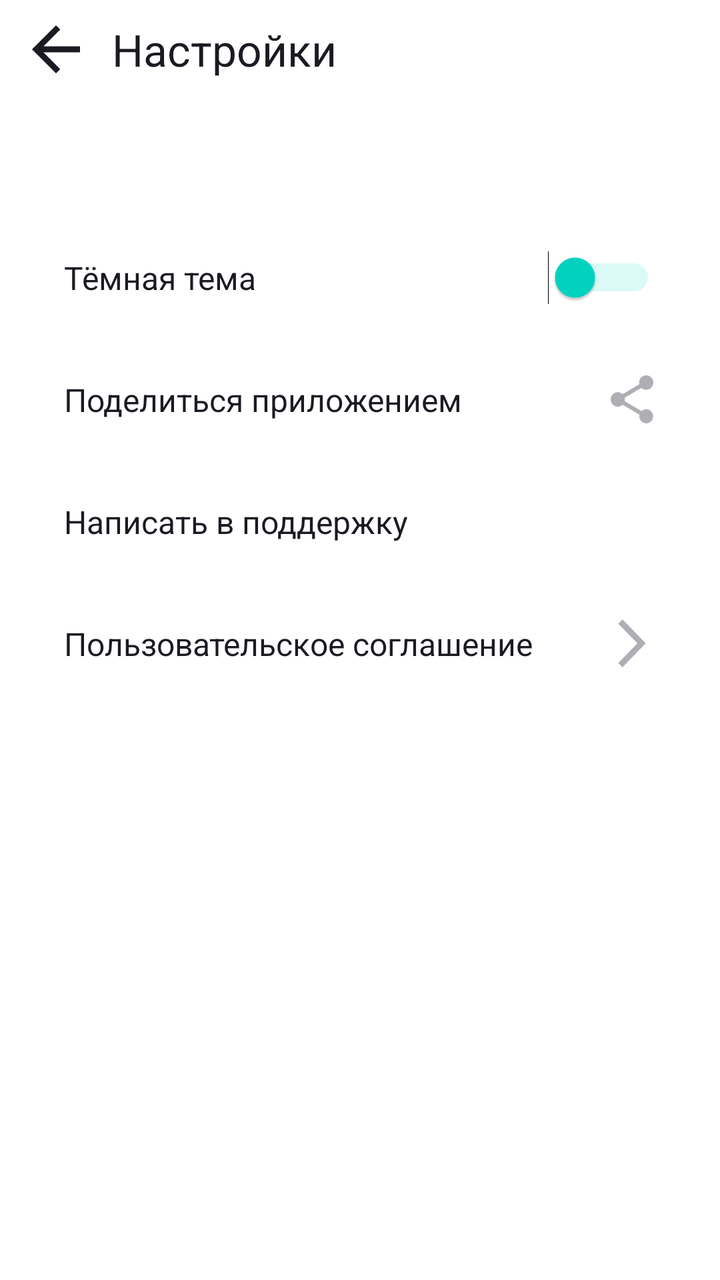
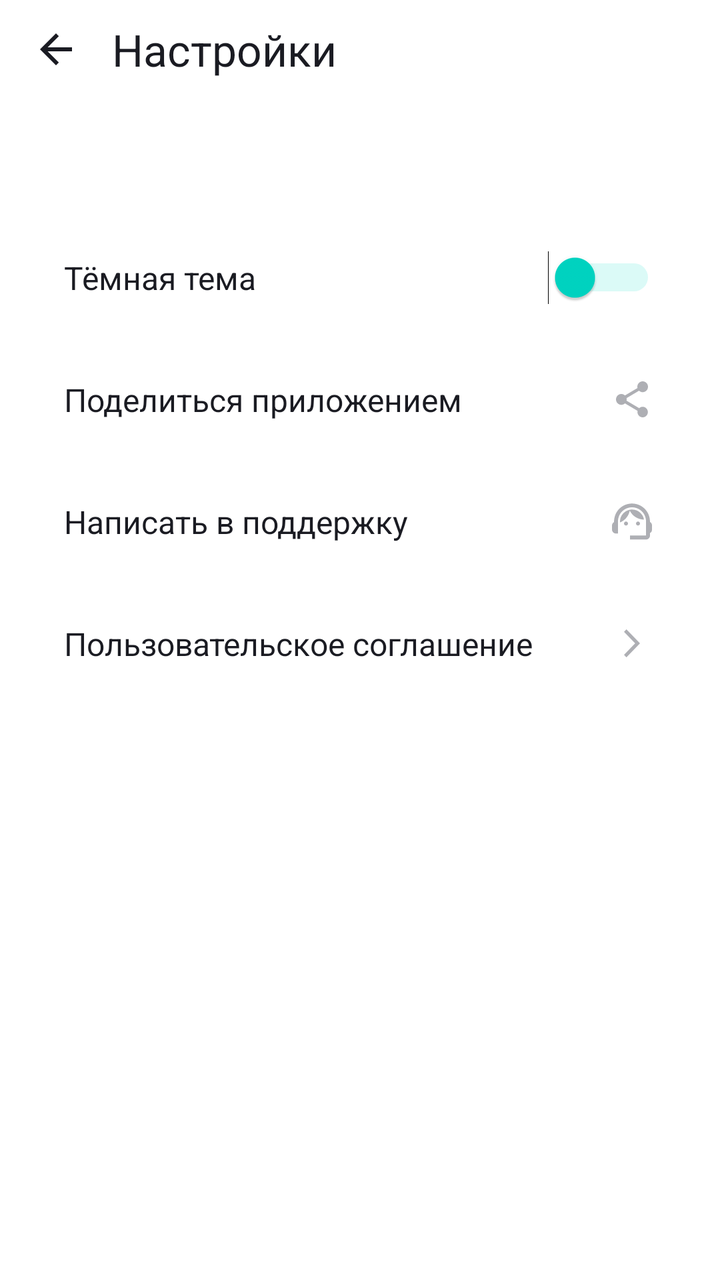

Two renders of the same Android screen: before a commit and after it. Below are the layout's source before the change and the commit's diff.
<!-- AndroidManifest.xml: application theme Theme.MaterialComponents.DayNight.NoActionBar -->
<!-- res/layout/activity_settings.xml -->
<?xml version="1.0" encoding="utf-8"?>
<LinearLayout xmlns:android="http://schemas.android.com/apk/res/android"
    xmlns:app="http://schemas.android.com/apk/res-auto"
    android:layout_width="match_parent"
    android:layout_height="match_parent"
    android:orientation="vertical"
    android:background="@color/white"
    android:paddingStart="@dimen/padding_default"
    android:paddingEnd="@dimen/padding_default">

    
    <LinearLayout
        android:layout_width="match_parent"
        android:layout_height="wrap_content"
        android:orientation="horizontal"
        android:gravity="center_vertical"
        android:layout_marginTop="@dimen/margin_top_title"
        android:layout_marginBottom="@dimen/margin_bottom_title">

        <ImageView
            android:id="@+id/back_button"
            android:layout_width="24dp"
            android:layout_height="24dp"
            android:src="@drawable/ic_support_arrow"
            android:layout_marginEnd="16dp" />

        <TextView
            style="@style/SettingsTitle"
            android:layout_width="0dp"
            android:layout_weight="1"
            android:text="@string/settings" />

    </LinearLayout>

    
    <LinearLayout
        style="@style/SettingsItem"
        android:layout_marginTop="@dimen/margin_top_first_item"
        android:orientation="horizontal"
        android:gravity="center_vertical">

        <TextView
            style="@style/SettingsText"
            android:layout_width="0dp"
            android:layout_weight="1"
            android:text="@string/dark_theme" />

        <Switch
            android:id="@+id/switch_theme"
            android:layout_width="wrap_content"
            android:layout_height="wrap_content"
            android:layout_marginEnd="@dimen/padding_default"
            android:thumbTint="@color/switch_thumb"
            android:trackTint="@color/switch_track" />

    </LinearLayout>

    
    <LinearLayout
        style="@style/SettingsItem"
        android:orientation="horizontal"
        android:gravity="center_vertical">

        <TextView
            style="@style/SettingsText"
            android:layout_width="0dp"
            android:layout_weight="1"
            android:text="@string/share_app" />

        <ImageView
            android:layout_width="24dp"
            android:layout_height="24dp"
            android:src="@drawable/ic_share"
            android:layout_marginEnd="@dimen/padding_default" />

    </LinearLayout>

    
    <LinearLayout
        style="@style/SettingsItem"
        android:orientation="horizontal"
        android:gravity="center_vertical">

        <TextView
            style="@style/SettingsText"
            android:layout_width="0dp"
            android:layout_weight="1"
            android:text="@string/write_to_support" />

        <ImageView
            android:layout_width="24dp"
            android:layout_height="24dp"
            android:src="@drawable/ic_support_button"
            android:layout_marginEnd="@dimen/padding_default" />

    </LinearLayout>

    
    <LinearLayout
        style="@style/SettingsItem"
        android:orientation="horizontal"
        android:gravity="center_vertical">

        <TextView
            style="@style/SettingsText"
            android:layout_width="0dp"
            android:layout_weight="1"
            android:text="@string/user_agreement" />

        <ImageView
            android:layout_width="24dp"
            android:layout_height="24dp"
            android:src="@drawable/ic_arrow"
            android:layout_marginEnd="@dimen/padding_default" />

    </LinearLayout>

</LinearLayout>
<!-- resources referenced by this layout -->
<resources>
  <!-- drawable ic_arrow (drawable) -->
  <vector xmlns:android="http://schemas.android.com/apk/res/android"
      android:width="8dp"
      android:height="14dp"
      android:viewportWidth="8"
      android:viewportHeight="14">
    <path
        android:pathData="M0,12.748L1.213,14L8,7L1.213,0L0,1.252L5.573,7L0,12.748Z"
        android:fillColor="#AEAFB4"/>
  </vector>
  <!-- drawable ic_share (drawable) -->
  <vector xmlns:android="http://schemas.android.com/apk/res/android"
      android:width="16dp"
      android:height="18dp"
      android:viewportWidth="16"
      android:viewportHeight="18">
    <path
        android:pathData="M13.333,12.723C12.658,12.723 12.053,12.994 11.591,13.419L5.253,9.669C5.298,9.461 5.333,9.253 5.333,9.036C5.333,8.819 5.298,8.611 5.253,8.404L11.52,4.69C12,5.142 12.631,5.422 13.333,5.422C14.809,5.422 16,4.211 16,2.711C16,1.211 14.809,0 13.333,0C11.858,0 10.667,1.211 10.667,2.711C10.667,2.928 10.702,3.136 10.747,3.343L4.48,7.057C4,6.605 3.369,6.325 2.667,6.325C1.191,6.325 0,7.536 0,9.036C0,10.536 1.191,11.747 2.667,11.747C3.369,11.747 4,11.467 4.48,11.015L10.809,14.774C10.764,14.964 10.738,15.163 10.738,15.361C10.738,16.816 11.902,18 13.333,18C14.764,18 15.929,16.816 15.929,15.361C15.929,13.907 14.764,12.723 13.333,12.723Z"
        android:fillColor="#AEAFB4"/>
  </vector>
  <!-- drawable ic_support_arrow (drawable) -->
  <vector xmlns:android="http://schemas.android.com/apk/res/android"
      android:width="16dp"
      android:height="16dp"
      android:viewportWidth="16"
      android:viewportHeight="16">
    <path
        android:pathData="M16,7H3.83L9.42,1.41L8,0L0,8L8,16L9.41,14.59L3.83,9H16V7Z"
        android:fillColor="#1A1B22"/>
  </vector>
  <!-- drawable ic_support_button (drawable) -->
  <?xml version="1.0" encoding="utf-8"?>
  <layer-list xmlns:android="http://schemas.android.com/apk/res/android"
      android:width="24dp"
      android:height="24dp">
  
      <item android:gravity="center">
          <bitmap android:src="@drawable/ic_support_ears" />
      </item>
  
      <item
          android:gravity="center"
          android:left="2dp"
          android:top="2dp">
          <bitmap android:src="@drawable/ic_support_hair" />
      </item>
  
      <item
          android:gravity="center"
          android:left="4dp"
          android:top="4dp">
          <bitmap android:src="@drawable/ic_support_eyes" />
      </item>
  
      <item
          android:gravity="center"
          android:left="6dp"
          android:top="6dp">
          <bitmap android:src="@drawable/ic_support_left_eyes" />
      </item>
  
  </layer-list>
  <!-- drawable ic_support_ears (drawable) -->
  <vector xmlns:android="http://schemas.android.com/apk/res/android"
      android:width="20dp"
      android:height="18dp"
      android:viewportWidth="20"
      android:viewportHeight="18">
    <path
        android:pathData="M19,9.22C19,3.73 14.74,0 10,0C5.31,0 1,3.65 1,9.28C0.4,9.62 0,10.26 0,11V13C0,14.1 0.9,15 2,15H3V8.9C3,5.03 6.13,1.9 10,1.9C13.87,1.9 17,5.03 17,8.9V16H9V18H17C18.1,18 19,17.1 19,16V14.78C19.59,14.47 20,13.86 20,13.14V10.84C20,10.14 19.59,9.53 19,9.22Z"
        android:fillColor="#AEAFB4"/>
  </vector>
  <!-- drawable ic_support_hair (drawable) -->
  <vector xmlns:android="http://schemas.android.com/apk/res/android"
      android:width="12dp"
      android:height="7dp"
      android:viewportWidth="12"
      android:viewportHeight="7">
    <path
        android:pathData="M11.995,5.03C11.515,2.18 9.035,0 6.045,0C3.015,0 -0.245,2.51 0.015,6.45C2.485,5.44 4.345,3.24 4.875,0.56C6.185,3.19 8.875,5 11.995,5.03Z"
        android:fillColor="#AEAFB4"/>
  </vector>
  <!-- drawable ic_support_eyes (drawable) -->
  <vector xmlns:android="http://schemas.android.com/apk/res/android"
      android:width="2dp"
      android:height="2dp"
      android:viewportWidth="2"
      android:viewportHeight="2">
    <path
        android:pathData="M1,2C1.5523,2 2,1.5523 2,1C2,0.4477 1.5523,0 1,0C0.4477,0 0,0.4477 0,1C0,1.5523 0.4477,2 1,2Z"
        android:fillColor="#AEAFB4"/>
  </vector>
  <!-- drawable ic_support_left_eyes (drawable) -->
  <vector xmlns:android="http://schemas.android.com/apk/res/android"
      android:width="2dp"
      android:height="2dp"
      android:viewportWidth="2"
      android:viewportHeight="2">
    <path
        android:pathData="M1,2C1.5523,2 2,1.5523 2,1C2,0.4477 1.5523,0 1,0C0.4477,0 0,0.4477 0,1C0,1.5523 0.4477,2 1,2Z"
        android:fillColor="#AEAFB4"/>
  </vector>
  <!-- unchanged entries left out for length: 19 -->
</resources>

<!-- the commit's change to res/layout/activity_settings.xml (unified diff, before → after) -->
@@ -21,7 +21,7 @@
             android:id="@+id/back_button"
             android:layout_width="24dp"
             android:layout_height="24dp"
-            android:src="@drawable/ic_support_arrow"
+            android:src="@drawable/ic_back_arrow_24"
             android:layout_marginEnd="16dp" />
 
         <TextView
@@ -70,7 +70,7 @@
         <ImageView
             android:layout_width="24dp"
             android:layout_height="24dp"
-            android:src="@drawable/ic_share"
+            android:src="@drawable/ic_share_24"
             android:layout_marginEnd="@dimen/padding_default" />
 
     </LinearLayout>
@@ -90,7 +90,7 @@
         <ImageView
             android:layout_width="24dp"
             android:layout_height="24dp"
-            android:src="@drawable/ic_support_button"
+            android:src="@drawable/ic_support_24"
             android:layout_marginEnd="@dimen/padding_default" />
 
     </LinearLayout>
@@ -110,7 +110,7 @@
         <ImageView
             android:layout_width="24dp"
             android:layout_height="24dp"
-            android:src="@drawable/ic_arrow"
+            android:src="@drawable/ic_arrow_agreement_24"
             android:layout_marginEnd="@dimen/padding_default" />
 
     </LinearLayout>
<!-- resource entries referenced after the edit -->
@@ -1,105 +1,56 @@
 <!-- resources referenced by this layout -->
 <resources>
-  <!-- drawable ic_arrow (drawable) -->
+  <!-- drawable ic_arrow_agreement_24 (drawable) -->
   <vector xmlns:android="http://schemas.android.com/apk/res/android"
-      android:width="8dp"
-      android:height="14dp"
-      android:viewportWidth="8"
-      android:viewportHeight="14">
+      android:width="24dp"
+      android:height="24dp"
+      android:viewportWidth="24"
+      android:viewportHeight="24">
     <path
-        android:pathData="M0,12.748L1.213,14L8,7L1.213,0L0,1.252L5.573,7L0,12.748Z"
+        android:pathData="M8,17.749L9.213,19L16,12L9.213,5L8,6.252L13.573,12L8,17.749Z"
         android:fillColor="#AEAFB4"/>
   </vector>
-  <!-- drawable ic_share (drawable) -->
+  <!-- drawable ic_back_arrow_24 (drawable) -->
   <vector xmlns:android="http://schemas.android.com/apk/res/android"
-      android:width="16dp"
-      android:height="18dp"
-      android:viewportWidth="16"
-      android:viewportHeight="18">
+      android:width="24dp"
+      android:height="24dp"
+      android:viewportWidth="24"
+      android:viewportHeight="24">
+    <group>
+      <clip-path
+          android:pathData="M0,0h24v24h-24z"/>
+      <path
+          android:pathData="M20,11H7.83L13.42,5.41L12,4L4,12L12,20L13.41,18.59L7.83,13H20V11Z"
+          android:fillColor="#1A1B22"/>
+    </group>
+  </vector>
+  <!-- drawable ic_share_24 (drawable) -->
+  <vector xmlns:android="http://schemas.android.com/apk/res/android"
+      android:width="24dp"
+      android:height="24dp"
+      android:viewportWidth="24"
+      android:viewportHeight="24">
     <path
-        android:pathData="M13.333,12.723C12.658,12.723 12.053,12.994 11.591,13.419L5.253,9.669C5.298,9.461 5.333,9.253 5.333,9.036C5.333,8.819 5.298,8.611 5.253,8.404L11.52,4.69C12,5.142 12.631,5.422 13.333,5.422C14.809,5.422 16,4.211 16,2.711C16,1.211 14.809,0 13.333,0C11.858,0 10.667,1.211 10.667,2.711C10.667,2.928 10.702,3.136 10.747,3.343L4.48,7.057C4,6.605 3.369,6.325 2.667,6.325C1.191,6.325 0,7.536 0,9.036C0,10.536 1.191,11.747 2.667,11.747C3.369,11.747 4,11.467 4.48,11.015L10.809,14.774C10.764,14.964 10.738,15.163 10.738,15.361C10.738,16.816 11.902,18 13.333,18C14.764,18 15.929,16.816 15.929,15.361C15.929,13.907 14.764,12.723 13.333,12.723Z"
+        android:pathData="M17.333,15.723C16.658,15.723 16.053,15.994 15.591,16.419L9.253,12.669C9.298,12.461 9.333,12.253 9.333,12.036C9.333,11.819 9.298,11.611 9.253,11.404L15.52,7.69C16,8.142 16.631,8.422 17.333,8.422C18.809,8.422 20,7.211 20,5.711C20,4.211 18.809,3 17.333,3C15.858,3 14.667,4.211 14.667,5.711C14.667,5.928 14.702,6.136 14.747,6.343L8.48,10.057C8,9.605 7.369,9.325 6.667,9.325C5.191,9.325 4,10.536 4,12.036C4,13.536 5.191,14.747 6.667,14.747C7.369,14.747 8,14.467 8.48,14.015L14.809,17.774C14.764,17.964 14.738,18.163 14.738,18.361C14.738,19.816 15.902,21 17.333,21C18.764,21 19.929,19.816 19.929,18.361C19.929,16.907 18.764,15.723 17.333,15.723Z"
         android:fillColor="#AEAFB4"/>
   </vector>
-  <!-- drawable ic_support_arrow (drawable) -->
+  <!-- drawable ic_support_24 (drawable) -->
   <vector xmlns:android="http://schemas.android.com/apk/res/android"
-      android:width="16dp"
-      android:height="16dp"
-      android:viewportWidth="16"
-      android:viewportHeight="16">
+      android:width="24dp"
+      android:height="24dp"
+      android:viewportWidth="24"
+      android:viewportHeight="24">
     <path
-        android:pathData="M16,7H3.83L9.42,1.41L8,0L0,8L8,16L9.41,14.59L3.83,9H16V7Z"
-        android:fillColor="#1A1B22"/>
-  </vector>
-  <!-- drawable ic_support_button (drawable) -->
-  <?xml version="1.0" encoding="utf-8"?>
-  <layer-list xmlns:android="http://schemas.android.com/apk/res/android"
-      android:width="24dp"
-      android:height="24dp">
-  
-      <item android:gravity="center">
-          <bitmap android:src="@drawable/ic_support_ears" />
-      </item>
-  
-      <item
-          android:gravity="center"
-          android:left="2dp"
-          android:top="2dp">
-          <bitmap android:src="@drawable/ic_support_hair" />
-      </item>
-  
-      <item
-          android:gravity="center"
-          android:left="4dp"
-          android:top="4dp">
-          <bitmap android:src="@drawable/ic_support_eyes" />
-      </item>
-  
-      <item
-          android:gravity="center"
-          android:left="6dp"
-          android:top="6dp">
-          <bitmap android:src="@drawable/ic_support_left_eyes" />
-      </item>
-  
-  </layer-list>
-  <!-- drawable ic_support_ears (drawable) -->
-  <vector xmlns:android="http://schemas.android.com/apk/res/android"
-      android:width="20dp"
-      android:height="18dp"
-      android:viewportWidth="20"
-      android:viewportHeight="18">
+        android:pathData="M21,12.32C21,6.83 16.74,3.1 12,3.1C7.31,3.1 3,6.75 3,12.38C2.4,12.72 2,13.36 2,14.1V16.1C2,17.2 2.9,18.1 4,18.1H5V12C5,8.13 8.13,5 12,5C15.87,5 19,8.13 19,12V19.1H11V21.1H19C20.1,21.1 21,20.2 21,19.1V17.88C21.59,17.57 22,16.96 22,16.24V13.94C22,13.24 21.59,12.63 21,12.32Z"
+        android:fillColor="#AEAFB4"/>
     <path
-        android:pathData="M19,9.22C19,3.73 14.74,0 10,0C5.31,0 1,3.65 1,9.28C0.4,9.62 0,10.26 0,11V13C0,14.1 0.9,15 2,15H3V8.9C3,5.03 6.13,1.9 10,1.9C13.87,1.9 17,5.03 17,8.9V16H9V18H17C18.1,18 19,17.1 19,16V14.78C19.59,14.47 20,13.86 20,13.14V10.84C20,10.14 19.59,9.53 19,9.22Z"
+        android:pathData="M9,14.1C9.552,14.1 10,13.652 10,13.1C10,12.548 9.552,12.1 9,12.1C8.448,12.1 8,12.548 8,13.1C8,13.652 8.448,14.1 9,14.1Z"
         android:fillColor="#AEAFB4"/>
-  </vector>
-  <!-- drawable ic_support_hair (drawable) -->
-  <vector xmlns:android="http://schemas.android.com/apk/res/android"
-      android:width="12dp"
-      android:height="7dp"
-      android:viewportWidth="12"
-      android:viewportHeight="7">
     <path
-        android:pathData="M11.995,5.03C11.515,2.18 9.035,0 6.045,0C3.015,0 -0.245,2.51 0.015,6.45C2.485,5.44 4.345,3.24 4.875,0.56C6.185,3.19 8.875,5 11.995,5.03Z"
+        android:pathData="M15,14.1C15.552,14.1 16,13.652 16,13.1C16,12.548 15.552,12.1 15,12.1C14.448,12.1 14,12.548 14,13.1C14,13.652 14.448,14.1 15,14.1Z"
         android:fillColor="#AEAFB4"/>
-  </vector>
-  <!-- drawable ic_support_eyes (drawable) -->
-  <vector xmlns:android="http://schemas.android.com/apk/res/android"
-      android:width="2dp"
-      android:height="2dp"
-      android:viewportWidth="2"
-      android:viewportHeight="2">
     <path
-        android:pathData="M1,2C1.5523,2 2,1.5523 2,1C2,0.4477 1.5523,0 1,0C0.4477,0 0,0.4477 0,1C0,1.5523 0.4477,2 1,2Z"
-        android:fillColor="#AEAFB4"/>
-  </vector>
-  <!-- drawable ic_support_left_eyes (drawable) -->
-  <vector xmlns:android="http://schemas.android.com/apk/res/android"
-      android:width="2dp"
-      android:height="2dp"
-      android:viewportWidth="2"
-      android:viewportHeight="2">
-    <path
-        android:pathData="M1,2C1.5523,2 2,1.5523 2,1C2,0.4477 1.5523,0 1,0C0.4477,0 0,0.4477 0,1C0,1.5523 0.4477,2 1,2Z"
+        android:pathData="M18,11.13C17.52,8.28 15.04,6.1 12.05,6.1C9.02,6.1 5.76,8.61 6.02,12.55C8.49,11.54 10.35,9.34 10.88,6.66C12.19,9.29 14.88,11.1 18,11.13Z"
         android:fillColor="#AEAFB4"/>
   </vector>
   <!-- unchanged entries left out for length: 19 -->
